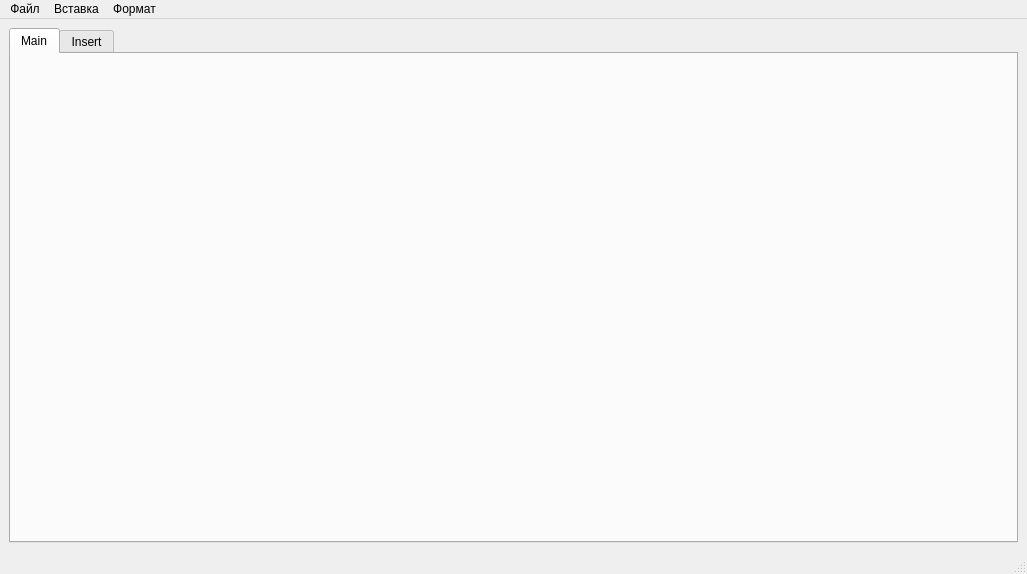
Above: ui/bookmath.ui from oleg1996323/OsterMath before the change. Below: the same form after it.
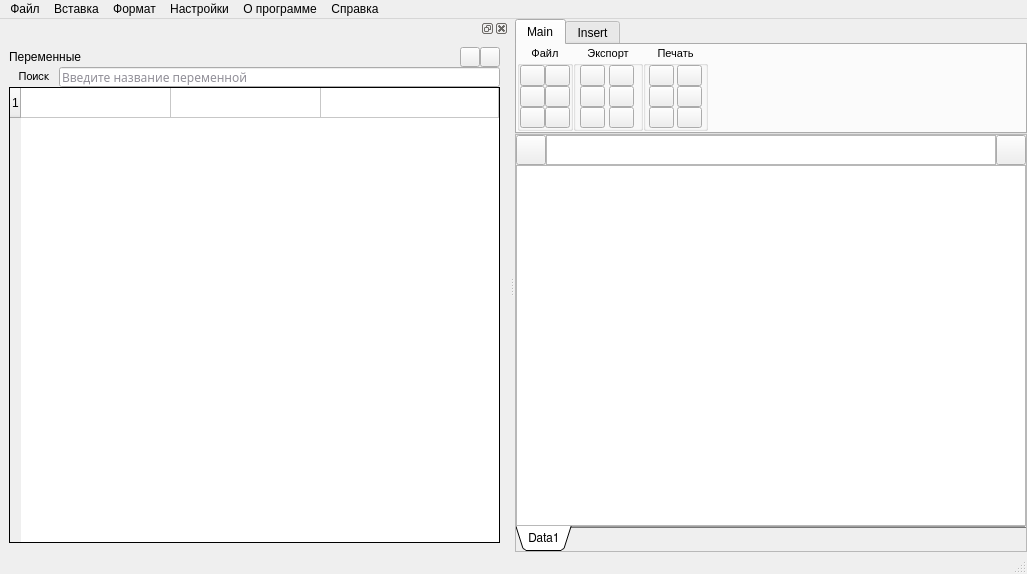
That is the form after the change. The open tabs and pages were chosen to show the change.

Diff of the .ui file:
```diff
--- a/ui/bookmath.ui
+++ b/ui/bookmath.ui
@@ -14,9 +14,30 @@
    <string>BookMath</string>
   </property>
   <widget class="QWidget" name="centralwidget">
-   <layout class="QGridLayout" name="gridLayout">
-    <item row="0" column="0">
+   <layout class="QVBoxLayout" name="verticalLayout_2">
+    <property name="spacing">
+     <number>0</number>
+    </property>
+    <property name="leftMargin">
+     <number>0</number>
+    </property>
+    <property name="topMargin">
+     <number>0</number>
+    </property>
+    <property name="rightMargin">
+     <number>0</number>
+    </property>
+    <property name="bottomMargin">
+     <number>0</number>
+    </property>
+    <item>
      <widget class="QTabWidget" name="tabWidget">
+      <property name="sizePolicy">
+       <sizepolicy hsizetype="Expanding" vsizetype="Maximum">
+        <horstretch>0</horstretch>
+        <verstretch>0</verstretch>
+       </sizepolicy>
+      </property>
       <property name="currentIndex">
        <number>1</number>
       </property>
@@ -24,6 +45,522 @@
        <attribute name="title">
         <string>Main</string>
        </attribute>
+       <layout class="QGridLayout" name="gridLayout_2">
+        <property name="leftMargin">
+         <number>0</number>
+        </property>
+        <property name="topMargin">
+         <number>0</number>
+        </property>
+        <property name="rightMargin">
+         <number>0</number>
+        </property>
+        <property name="bottomMargin">
+         <number>0</number>
+        </property>
+        <property name="spacing">
+         <number>0</number>
+        </property>
+        <item row="0" column="5">
+         <spacer name="horizontalSpacer">
+          <property name="orientation">
+           <enum>Qt::Horizontal</enum>
+          </property>
+          <property name="sizeType">
+           <enum>QSizePolicy::Expanding</enum>
+          </property>
+          <property name="sizeHint" stdset="0">
+           <size>
+            <width>40</width>
+            <height>20</height>
+           </size>
+          </property>
+         </spacer>
+        </item>
+        <item row="0" column="4">
+         <widget class="QGroupBox" name="print_group_box">
+          <property name="sizePolicy">
+           <sizepolicy hsizetype="Minimum" vsizetype="Maximum">
+            <horstretch>0</horstretch>
+            <verstretch>0</verstretch>
+           </sizepolicy>
+          </property>
+          <property name="font">
+           <font>
+            <pointsize>8</pointsize>
+           </font>
+          </property>
+          <property name="title">
+           <string>Печать</string>
+          </property>
+          <property name="alignment">
+           <set>Qt::AlignHCenter|Qt::AlignTop</set>
+          </property>
+          <property name="flat">
+           <bool>false</bool>
+          </property>
+          <layout class="QGridLayout" name="gridLayout_8">
+           <property name="leftMargin">
+            <number>0</number>
+           </property>
+           <property name="topMargin">
+            <number>0</number>
+           </property>
+           <property name="rightMargin">
+            <number>0</number>
+           </property>
+           <property name="bottomMargin">
+            <number>0</number>
+           </property>
+           <property name="spacing">
+            <number>0</number>
+           </property>
+           <item row="0" column="1">
+            <widget class="QPushButton" name="pushButton_15">
+             <property name="maximumSize">
+              <size>
+               <width>25</width>
+               <height>25</height>
+              </size>
+             </property>
+             <property name="text">
+              <string/>
+             </property>
+             <property name="iconSize">
+              <size>
+               <width>25</width>
+               <height>25</height>
+              </size>
+             </property>
+            </widget>
+           </item>
+           <item row="0" column="0">
+            <widget class="QPushButton" name="pushButton_16">
+             <property name="maximumSize">
+              <size>
+               <width>25</width>
+               <height>25</height>
+              </size>
+             </property>
+             <property name="text">
+              <string/>
+             </property>
+             <property name="iconSize">
+              <size>
+               <width>25</width>
+               <height>25</height>
+              </size>
+             </property>
+             <property name="autoDefault">
+              <bool>false</bool>
+             </property>
+             <property name="default">
+              <bool>false</bool>
+             </property>
+            </widget>
+           </item>
+           <item row="4" column="0">
+            <widget class="QPushButton" name="pushButton_17">
+             <property name="maximumSize">
+              <size>
+               <width>25</width>
+               <height>25</height>
+              </size>
+             </property>
+             <property name="text">
+              <string/>
+             </property>
+             <property name="iconSize">
+              <size>
+               <width>25</width>
+               <height>25</height>
+              </size>
+             </property>
+            </widget>
+           </item>
+           <item row="1" column="1">
+            <widget class="QPushButton" name="pushButton_18">
+             <property name="maximumSize">
+              <size>
+               <width>25</width>
+               <height>25</height>
+              </size>
+             </property>
+             <property name="text">
+              <string/>
+             </property>
+             <property name="iconSize">
+              <size>
+               <width>25</width>
+               <height>25</height>
+              </size>
+             </property>
+            </widget>
+           </item>
+           <item row="1" column="0">
+            <widget class="QPushButton" name="pushButton_19">
+             <property name="maximumSize">
+              <size>
+               <width>25</width>
+               <height>25</height>
+              </size>
+             </property>
+             <property name="text">
+              <string/>
+             </property>
+             <property name="iconSize">
+              <size>
+               <width>25</width>
+               <height>25</height>
+              </size>
+             </property>
+            </widget>
+           </item>
+           <item row="4" column="1">
+            <widget class="QPushButton" name="pushButton_20">
+             <property name="maximumSize">
+              <size>
+               <width>25</width>
+               <height>25</height>
+              </size>
+             </property>
+             <property name="text">
+              <string/>
+             </property>
+             <property name="iconSize">
+              <size>
+               <width>25</width>
+               <height>25</height>
+              </size>
+             </property>
+            </widget>
+           </item>
+          </layout>
+         </widget>
+        </item>
+        <item row="0" column="2">
+         <widget class="QGroupBox" name="file_group_box">
+          <property name="sizePolicy">
+           <sizepolicy hsizetype="Minimum" vsizetype="Maximum">
+            <horstretch>0</horstretch>
+            <verstretch>0</verstretch>
+           </sizepolicy>
+          </property>
+          <property name="font">
+           <font>
+            <pointsize>8</pointsize>
+           </font>
+          </property>
+          <property name="title">
+           <string>Файл</string>
+          </property>
+          <property name="alignment">
+           <set>Qt::AlignHCenter|Qt::AlignTop</set>
+          </property>
+          <property name="flat">
+           <bool>false</bool>
+          </property>
+          <layout class="QGridLayout" name="gridLayout_3">
+           <property name="leftMargin">
+            <number>0</number>
+           </property>
+           <property name="topMargin">
+            <number>0</number>
+           </property>
+           <property name="rightMargin">
+            <number>0</number>
+           </property>
+           <property name="bottomMargin">
+            <number>0</number>
+           </property>
+           <property name="spacing">
+            <number>0</number>
+           </property>
+           <item row="0" column="1">
+            <widget class="QPushButton" name="pushButton_4">
+             <property name="maximumSize">
+              <size>
+               <width>25</width>
+               <height>25</height>
+              </size>
+             </property>
+             <property name="text">
+              <string/>
+             </property>
+             <property name="iconSize">
+              <size>
+               <width>25</width>
+               <height>25</height>
+              </size>
+             </property>
+            </widget>
+           </item>
+           <item row="0" column="0">
+            <widget class="QPushButton" name="pushButton">
+             <property name="maximumSize">
+              <size>
+               <width>25</width>
+               <height>25</height>
+              </size>
+             </property>
+             <property name="text">
+              <string/>
+             </property>
+             <property name="iconSize">
+              <size>
+               <width>25</width>
+               <height>25</height>
+              </size>
+             </property>
+             <property name="autoDefault">
+              <bool>false</bool>
+             </property>
+             <property name="default">
+              <bool>false</bool>
+             </property>
+            </widget>
+           </item>
+           <item row="4" column="0">
+            <widget class="QPushButton" name="pushButton_3">
+             <property name="maximumSize">
+              <size>
+               <width>25</width>
+               <height>25</height>
+              </size>
+             </property>
+             <property name="text">
+              <string/>
+             </property>
+             <property name="iconSize">
+              <size>
+               <width>25</width>
+               <height>25</height>
+              </size>
+             </property>
+            </widget>
+           </item>
+           <item row="1" column="1">
+            <widget class="QPushButton" name="pushButton_5">
+             <property name="maximumSize">
+              <size>
+               <width>25</width>
+               <height>25</height>
+              </size>
+             </property>
+             <property name="text">
+              <string/>
+             </property>
+             <property name="iconSize">
+              <size>
+               <width>25</width>
+               <height>25</height>
+              </size>
+             </property>
+            </widget>
+           </item>
+           <item row="1" column="0">
+            <widget class="QPushButton" name="pushButton_2">
+             <property name="maximumSize">
+              <size>
+               <width>25</width>
+               <height>25</height>
+              </size>
+             </property>
+             <property name="text">
+              <string/>
+             </property>
+             <property name="iconSize">
+              <size>
+               <width>25</width>
+               <height>25</height>
+              </size>
+             </property>
+            </widget>
+           </item>
+           <item row="4" column="1">
+            <widget class="QPushButton" name="pushButton_6">
+             <property name="maximumSize">
+              <size>
+               <width>25</width>
+               <height>25</height>
+              </size>
+             </property>
+             <property name="text">
+              <string/>
+             </property>
+             <property name="iconSize">
+              <size>
+               <width>25</width>
+               <height>25</height>
+              </size>
+             </property>
+            </widget>
+           </item>
+          </layout>
+         </widget>
+        </item>
+        <item row="0" column="3">
+         <widget class="QGroupBox" name="export_group_box">
+          <property name="sizePolicy">
+           <sizepolicy hsizetype="Minimum" vsizetype="Maximum">
+            <horstretch>0</horstretch>
+            <verstretch>0</verstretch>
+           </sizepolicy>
+          </property>
+          <property name="font">
+           <font>
+            <pointsize>8</pointsize>
+           </font>
+          </property>
+          <property name="title">
+           <string>Экспорт</string>
+          </property>
+          <property name="alignment">
+           <set>Qt::AlignHCenter|Qt::AlignTop</set>
+          </property>
+          <property name="flat">
+           <bool>false</bool>
+          </property>
+          <layout class="QGridLayout" name="gridLayout_5">
+           <property name="leftMargin">
+            <number>0</number>
+           </property>
+           <property name="topMargin">
+            <number>0</number>
+           </property>
+           <property name="rightMargin">
+            <number>0</number>
+           </property>
+           <property name="bottomMargin">
+            <number>0</number>
+           </property>
+           <property name="spacing">
+            <number>0</number>
+           </property>
+           <item row="1" column="3">
+            <widget class="QPushButton" name="pushButton_10">
+             <property name="maximumSize">
+              <size>
+               <width>25</width>
+               <height>25</height>
+              </size>
+             </property>
+             <property name="text">
+              <string/>
+             </property>
+             <property name="iconSize">
+              <size>
+               <width>25</width>
+               <height>25</height>
+              </size>
+             </property>
+            </widget>
+           </item>
+           <item row="4" column="3">
+            <widget class="QPushButton" name="pushButton_12">
+             <property name="maximumSize">
+              <size>
+               <width>25</width>
+               <height>25</height>
+              </size>
+             </property>
+             <property name="text">
+              <string/>
+             </property>
+             <property name="iconSize">
+              <size>
+               <width>25</width>
+               <height>25</height>
+              </size>
+             </property>
+            </widget>
+           </item>
+           <item row="1" column="2">
+            <widget class="QPushButton" name="pushButton_11">
+             <property name="maximumSize">
+              <size>
+               <width>25</width>
+               <height>25</height>
+              </size>
+             </property>
+             <property name="text">
+              <string/>
+             </property>
+             <property name="iconSize">
+              <size>
+               <width>25</width>
+               <height>25</height>
+              </size>
+             </property>
+            </widget>
+           </item>
+           <item row="0" column="3">
+            <widget class="QPushButton" name="pushButton_7">
+             <property name="maximumSize">
+              <size>
+               <width>25</width>
+               <height>25</height>
+              </size>
+             </property>
+             <property name="text">
+              <string/>
+             </property>
+             <property name="iconSize">
+              <size>
+               <width>25</width>
+               <height>25</height>
+              </size>
+             </property>
+            </widget>
+           </item>
+           <item row="4" column="2">
+            <widget class="QPushButton" name="pushButton_9">
+             <property name="maximumSize">
+              <size>
+               <width>25</width>
+               <height>25</height>
+              </size>
+             </property>
+             <property name="text">
+              <string/>
+             </property>
+             <property name="iconSize">
+              <size>
+               <width>25</width>
+               <height>25</height>
+              </size>
+             </property>
+            </widget>
+           </item>
+           <item row="0" column="2">
+            <widget class="QPushButton" name="pushButton_8">
+             <property name="maximumSize">
+              <size>
+               <width>25</width>
+               <height>25</height>
+              </size>
+             </property>
+             <property name="text">
+              <string/>
+             </property>
+             <property name="iconSize">
+              <size>
+               <width>25</width>
+               <height>25</height>
+              </size>
+             </property>
+             <property name="autoDefault">
+              <bool>false</bool>
+             </property>
+             <property name="default">
+              <bool>false</bool>
+             </property>
+            </widget>
+           </item>
+          </layout>
+         </widget>
+        </item>
+       </layout>
       </widget>
       <widget class="QWidget" name="insert_tab">
        <attribute name="title">
@@ -32,6 +569,157 @@
       </widget>
      </widget>
     </item>
+    <item>
+     <widget class="QFrame" name="frame">
+      <property name="sizePolicy">
+       <sizepolicy hsizetype="Expanding" vsizetype="Expanding">
+        <horstretch>0</horstretch>
+        <verstretch>0</verstretch>
+       </sizepolicy>
+      </property>
+      <property name="frameShape">
+       <enum>QFrame::StyledPanel</enum>
+      </property>
+      <property name="frameShadow">
+       <enum>QFrame::Raised</enum>
+      </property>
+      <layout class="QGridLayout" name="gridLayout_4">
+       <property name="leftMargin">
+        <number>0</number>
+       </property>
+       <property name="topMargin">
+        <number>0</number>
+       </property>
+       <property name="rightMargin">
+        <number>0</number>
+       </property>
+       <property name="bottomMargin">
+        <number>0</number>
+       </property>
+       <property name="spacing">
+        <number>0</number>
+       </property>
+       <item row="0" column="0">
+        <widget class="QPushButton" name="describe_formula_btn">
+         <property name="maximumSize">
+          <size>
+           <width>30</width>
+           <height>30</height>
+          </size>
+         </property>
+         <property name="text">
+          <string/>
+         </property>
+        </widget>
+       </item>
+       <item row="0" column="1">
+        <widget class="QTextEdit" name="variable_input_text_edit">
+         <property name="sizePolicy">
+          <sizepolicy hsizetype="Preferred" vsizetype="Minimum">
+           <horstretch>0</horstretch>
+           <verstretch>0</verstretch>
+          </sizepolicy>
+         </property>
+         <property name="minimumSize">
+          <size>
+           <width>25</width>
+           <height>25</height>
+          </size>
+         </property>
+         <property name="maximumSize">
+          <size>
+           <width>16777215</width>
+           <height>30</height>
+          </size>
+         </property>
+        </widget>
+       </item>
+       <item row="0" column="2">
+        <widget class="QPushButton" name="collapse_text_edit">
+         <property name="maximumSize">
+          <size>
+           <width>30</width>
+           <height>30</height>
+          </size>
+         </property>
+         <property name="text">
+          <string/>
+         </property>
+         <property name="iconSize">
+          <size>
+           <width>25</width>
+           <height>25</height>
+          </size>
+         </property>
+        </widget>
+       </item>
+       <item row="1" column="0" colspan="3">
+        <widget class="QTabWidget" name="data_frame">
+         <property name="font">
+          <font>
+           <family>FreeSans</family>
+          </font>
+         </property>
+         <property name="contextMenuPolicy">
+          <enum>Qt::NoContextMenu</enum>
+         </property>
+         <property name="tabPosition">
+          <enum>QTabWidget::South</enum>
+         </property>
+         <property name="tabShape">
+          <enum>QTabWidget::Triangular</enum>
+         </property>
+         <property name="currentIndex">
+          <number>0</number>
+         </property>
+         <property name="iconSize">
+          <size>
+           <width>16</width>
+           <height>16</height>
+          </size>
+         </property>
+         <property name="elideMode">
+          <enum>Qt::ElideNone</enum>
+         </property>
+         <property name="documentMode">
+          <bool>true</bool>
+         </property>
+         <property name="tabsClosable">
+          <bool>false</bool>
+         </property>
+         <property name="movable">
+          <bool>true</bool>
+         </property>
+         <widget class="QWidget" name="Data1_2">
+          <attribute name="title">
+           <string>Data1</string>
+          </attribute>
+          <layout class="QGridLayout" name="gridLayout_6">
+           <property name="leftMargin">
+            <number>0</number>
+           </property>
+           <property name="topMargin">
+            <number>0</number>
+           </property>
+           <property name="rightMargin">
+            <number>0</number>
+           </property>
+           <property name="bottomMargin">
+            <number>0</number>
+           </property>
+           <property name="spacing">
+            <number>0</number>
+           </property>
+           <item row="0" column="0">
+            <widget class="QTableWidget" name="var_data_table"/>
+           </item>
+          </layout>
+         </widget>
+        </widget>
+       </item>
+      </layout>
+     </widget>
+    </item>
    </layout>
   </widget>
   <widget class="QMenuBar" name="menubar">
@@ -43,9 +731,9 @@
      <height>22</height>
     </rect>
    </property>
-   <widget class="QMenu" name="menu">
+   <widget class="QMenu" name="format_action">
     <property name="title">
-     <string>Файл</string>
+     <string>Формат</string>
     </property>
     <addaction name="action"/>
     <addaction name="action_2"/>
@@ -58,17 +746,464 @@
     </property>
     <addaction name="action_5"/>
    </widget>
-   <widget class="QMenu" name="menu_3">
+   <widget class="QMenu" name="menu">
     <property name="title">
-     <string>Формат</string>
+     <string>Файл</string>
+    </property>
+    <addaction name="create_new_book_action"/>
+    <addaction name="open_book_action"/>
+    <addaction name="save_book_action"/>
+    <addaction name="save_as_book_action"/>
+   </widget>
+   <widget class="QMenu" name="global_settings_action">
+    <property name="title">
+     <string>Настройки</string>
+    </property>
+   </widget>
+   <widget class="QMenu" name="about_action">
+    <property name="title">
+     <string>О программе</string>
+    </property>
+   </widget>
+   <widget class="QMenu" name="help_action">
+    <property name="title">
+     <string>Справка</string>
     </property>
    </widget>
    <addaction name="menu"/>
    <addaction name="menu_2"/>
-   <addaction name="menu_3"/>
+   <addaction name="format_action"/>
+   <addaction name="global_settings_action"/>
+   <addaction name="about_action"/>
+   <addaction name="help_action"/>
   </widget>
   <widget class="QStatusBar" name="statusbar"/>
-  <action name="action">
+  <widget class="QDockWidget" name="dockWidget">
+   <property name="sizePolicy">
+    <sizepolicy hsizetype="Preferred" vsizetype="Minimum">
+     <horstretch>0</horstretch>
+     <verstretch>0</verstretch>
+    </sizepolicy>
+   </property>
+   <property name="maximumSize">
+    <size>
+     <width>524287</width>
+     <height>1000</height>
+    </size>
+   </property>
+   <property name="features">
+    <set>QDockWidget::AllDockWidgetFeatures</set>
+   </property>
+   <property name="allowedAreas">
+    <set>Qt::LeftDockWidgetArea|Qt::RightDockWidgetArea</set>
+   </property>
+   <attribute name="dockWidgetArea">
+    <number>1</number>
+   </attribute>
+   <widget class="QWidget" name="dockWidgetContents">
+    <layout class="QVBoxLayout" name="verticalLayout_3">
+     <item>
+      <layout class="QVBoxLayout" name="verticalLayout">
+       <property name="spacing">
+        <number>0</number>
+       </property>
+       <item>
+        <layout class="QHBoxLayout" name="horizontalLayout">
+         <property name="spacing">
+          <number>0</number>
+         </property>
+         <property name="sizeConstraint">
+          <enum>QLayout::SetDefaultConstraint</enum>
+         </property>
+         <item>
+          <widget class="QLabel" name="label_var_list">
+           <property name="sizePolicy">
+            <sizepolicy hsizetype="Maximum" vsizetype="Minimum">
+             <horstretch>0</horstretch>
+             <verstretch>0</verstretch>
+            </sizepolicy>
+           </property>
+           <property name="maximumSize">
+            <size>
+             <width>2000</width>
+             <height>20</height>
+            </size>
+           </property>
+           <property name="text">
+            <string>Переменные</string>
+           </property>
+          </widget>
+         </item>
+         <item>
+          <spacer name="horizontalSpacer_2">
+           <property name="orientation">
+            <enum>Qt::Horizontal</enum>
+           </property>
+           <property name="sizeHint" stdset="0">
+            <size>
+             <width>40</width>
+             <height>20</height>
+            </size>
+           </property>
+          </spacer>
+         </item>
+         <item>
+          <widget class="QPushButton" name="collapse_var_list">
+           <property name="sizePolicy">
+            <sizepolicy hsizetype="Minimum" vsizetype="Minimum">
+             <horstretch>0</horstretch>
+             <verstretch>0</verstretch>
+            </sizepolicy>
+           </property>
+           <property name="maximumSize">
+            <size>
+             <width>20</width>
+             <height>20</height>
+            </size>
+           </property>
+           <property name="font">
+            <font>
+             <family>DejaVu Sans</family>
+             <pointsize>8</pointsize>
+            </font>
+           </property>
+           <property name="text">
+            <string/>
+           </property>
+           <property name="iconSize">
+            <size>
+             <width>20</width>
+             <height>20</height>
+            </size>
+           </property>
+           <property name="autoDefault">
+            <bool>false</bool>
+           </property>
+           <property name="default">
+            <bool>false</bool>
+           </property>
+           <property name="flat">
+            <bool>false</bool>
+           </property>
+          </widget>
+         </item>
+         <item alignment="Qt::AlignRight">
+          <widget class="QPushButton" name="close_var_list">
+           <property name="sizePolicy">
+            <sizepolicy hsizetype="Minimum" vsizetype="Minimum">
+             <horstretch>0</horstretch>
+             <verstretch>0</verstretch>
+            </sizepolicy>
+           </property>
+           <property name="maximumSize">
+            <size>
+             <width>20</width>
+             <height>20</height>
+            </size>
+           </property>
+           <property name="font">
+            <font>
+             <family>DejaVu Sans</family>
+             <pointsize>8</pointsize>
+            </font>
+           </property>
+           <property name="autoFillBackground">
+            <bool>false</bool>
+           </property>
+           <property name="text">
+            <string/>
+           </property>
+           <property name="iconSize">
+            <size>
+             <width>20</width>
+             <height>20</height>
+            </size>
+           </property>
+           <property name="flat">
+            <bool>false</bool>
+           </property>
+          </widget>
+         </item>
+        </layout>
+       </item>
+       <item>
+        <layout class="QGridLayout" name="gridLayout_7">
+         <property name="sizeConstraint">
+          <enum>QLayout::SetMaximumSize</enum>
+         </property>
+         <property name="spacing">
+          <number>0</number>
+         </property>
+         <item row="0" column="0">
+          <widget class="QLabel" name="label_search_var_list">
+           <property name="sizePolicy">
+            <sizepolicy hsizetype="Preferred" vsizetype="Fixed">
+             <horstretch>0</horstretch>
+             <verstretch>0</verstretch>
+            </sizepolicy>
+           </property>
+           <property name="minimumSize">
+            <size>
+             <width>50</width>
+             <height>0</height>
+            </size>
+           </property>
+           <property name="maximumSize">
+            <size>
+             <width>50</width>
+             <height>20</height>
+            </size>
+           </property>
+           <property name="font">
+            <font>
+             <family>FreeSans</family>
+             <pointsize>8</pointsize>
+             <weight>50</weight>
+             <italic>false</italic>
+             <bold>false</bold>
+            </font>
+           </property>
+           <property name="tabletTracking">
+            <bool>false</bool>
+           </property>
+           <property name="acceptDrops">
+            <bool>true</bool>
+           </property>
+           <property name="styleSheet">
+            <string notr="true">font: 8pt &quot;FreeSans&quot;;</string>
+           </property>
+           <property name="lineWidth">
+            <number>0</number>
+           </property>
+           <property name="text">
+            <string>Поиск</string>
+           </property>
+           <property name="textFormat">
+            <enum>Qt::PlainText</enum>
+           </property>
+           <property name="alignment">
+            <set>Qt::AlignCenter</set>
+           </property>
+          </widget>
+         </item>
+         <item row="0" column="1">
+          <widget class="QLineEdit" name="search_var_list">
+           <property name="maximumSize">
+            <size>
+             <width>16777215</width>
+             <height>20</height>
+            </size>
+           </property>
+           <property name="font">
+            <font>
+             <family>Sans</family>
+             <pointsize>9</pointsize>
+             <weight>50</weight>
+             <italic>false</italic>
+             <bold>false</bold>
+             <stylestrategy>PreferDefault</stylestrategy>
+            </font>
+           </property>
+           <property name="layoutDirection">
+            <enum>Qt::LeftToRight</enum>
+           </property>
+           <property name="styleSheet">
+            <string notr="true">font: 9pt &quot;Sans&quot;;color:rgb(36, 31, 49)</string>
+           </property>
+           <property name="inputMask">
+            <string/>
+           </property>
+           <property name="text">
+            <string/>
+           </property>
+           <property name="frame">
+            <bool>true</bool>
+           </property>
+           <property name="echoMode">
+            <enum>QLineEdit::Normal</enum>
+           </property>
+           <property name="dragEnabled">
+            <bool>false</bool>
+           </property>
+           <property name="placeholderText">
+            <string>Введите название переменной</string>
+           </property>
+           <property name="cursorMoveStyle">
+            <enum>Qt::LogicalMoveStyle</enum>
+           </property>
+           <property name="clearButtonEnabled">
+            <bool>false</bool>
+           </property>
+          </widget>
+         </item>
+         <item row="1" column="0" colspan="2">
+          <widget class="QTableWidget" name="table_var_list">
+           <property name="enabled">
+            <bool>true</bool>
+           </property>
+           <property name="sizePolicy">
+            <sizepolicy hsizetype="Preferred" vsizetype="Preferred">
+             <horstretch>0</horstretch>
+             <verstretch>0</verstretch>
+            </sizepolicy>
+           </property>
+           <property name="mouseTracking">
+            <bool>true</bool>
+           </property>
+           <property name="tabletTracking">
+            <bool>true</bool>
+           </property>
+           <property name="contextMenuPolicy">
+            <enum>Qt::NoContextMenu</enum>
+           </property>
+           <property name="acceptDrops">
+            <bool>false</bool>
+           </property>
+           <property name="frameShape">
+            <enum>QFrame::Panel</enum>
+           </property>
+           <property name="frameShadow">
+            <enum>QFrame::Plain</enum>
+           </property>
+           <property name="sizeAdjustPolicy">
+            <enum>QAbstractScrollArea::AdjustToContentsOnFirstShow</enum>
+           </property>
+           <property name="dragEnabled">
+            <bool>false</bool>
+           </property>
+           <property name="dragDropMode">
+            <enum>QAbstractItemView::NoDragDrop</enum>
+           </property>
+           <property name="alternatingRowColors">
+            <bool>false</bool>
+           </property>
+           <property name="selectionMode">
+            <enum>QAbstractItemView::SingleSelection</enum>
+           </property>
+           <property name="textElideMode">
+            <enum>Qt::ElideRight</enum>
+           </property>
+           <property name="showGrid">
+            <bool>true</bool>
+           </property>
+           <property name="gridStyle">
+            <enum>Qt::CustomDashLine</enum>
+           </property>
+           <property name="sortingEnabled">
+            <bool>false</bool>
+           </property>
+           <property name="cornerButtonEnabled">
+            <bool>true</bool>
+           </property>
+           <property name="rowCount">
+            <number>1</number>
+           </property>
+           <attribute name="horizontalHeaderVisible">
+            <bool>false</bool>
+           </attribute>
+           <attribute name="horizontalHeaderCascadingSectionResizes">
+            <bool>false</bool>
+           </attribute>
+           <attribute name="horizontalHeaderDefaultSectionSize">
+            <number>150</number>
+           </attribute>
+           <attribute name="horizontalHeaderStretchLastSection">
+            <bool>true</bool>
+           </attribute>
+           <row/>
+           <column>
+            <property name="text">
+             <string>Имя переменной</string>
+            </property>
+            <property name="font">
+             <font>
+              <family>Sans Serif</family>
+              <pointsize>8</pointsize>
+              <weight>75</weight>
+              <bold>true</bold>
+             </font>
+            </property>
+            <property name="textAlignment">
+             <set>AlignLeading|AlignVCenter</set>
+            </property>
+            <property name="background">
+             <color>
+              <red>222</red>
+              <green>221</green>
+              <blue>218</blue>
+             </color>
+            </property>
+           </column>
+           <column>
+            <property name="text">
+             <string>Тип</string>
+            </property>
+            <property name="font">
+             <font>
+              <family>Sans Serif</family>
+              <pointsize>8</pointsize>
+              <weight>75</weight>
+              <bold>true</bold>
+             </font>
+            </property>
+            <property name="textAlignment">
+             <set>AlignLeading|AlignVCenter</set>
+            </property>
+            <property name="background">
+             <color>
+              <red>222</red>
+              <green>221</green>
+              <blue>218</blue>
+             </color>
+            </property>
+           </column>
+           <column>
+            <property name="text">
+             <string>Значение</string>
+            </property>
+            <property name="font">
+             <font>
+              <family>Sans Serif</family>
+              <pointsize>8</pointsize>
+              <weight>75</weight>
+              <bold>true</bold>
+             </font>
+            </property>
+            <property name="textAlignment">
+             <set>AlignLeading|AlignVCenter</set>
+            </property>
+            <property name="background">
+             <color>
+              <red>222</red>
+              <green>221</green>
+              <blue>218</blue>
+             </color>
+            </property>
+           </column>
+           <item row="0" column="0">
+            <property name="textAlignment">
+             <set>AlignLeading|AlignVCenter</set>
+            </property>
+            <property name="foreground">
+             <brush brushstyle="Dense1Pattern">
+              <color alpha="255">
+               <red>0</red>
+               <green>0</green>
+               <blue>0</blue>
+              </color>
+             </brush>
+            </property>
+           </item>
+          </widget>
+         </item>
+        </layout>
+       </item>
+      </layout>
+     </item>
+    </layout>
+   </widget>
+  </widget>
+  <action name="create_new_book_action">
    <property name="text">
     <string>Создать</string>
    </property>
```
Left out of the diff: 21 changed lines with no effect on the pictures.
